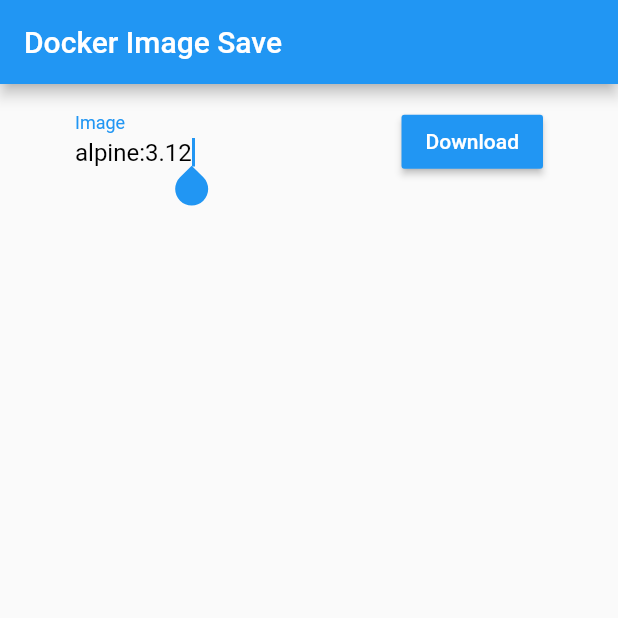
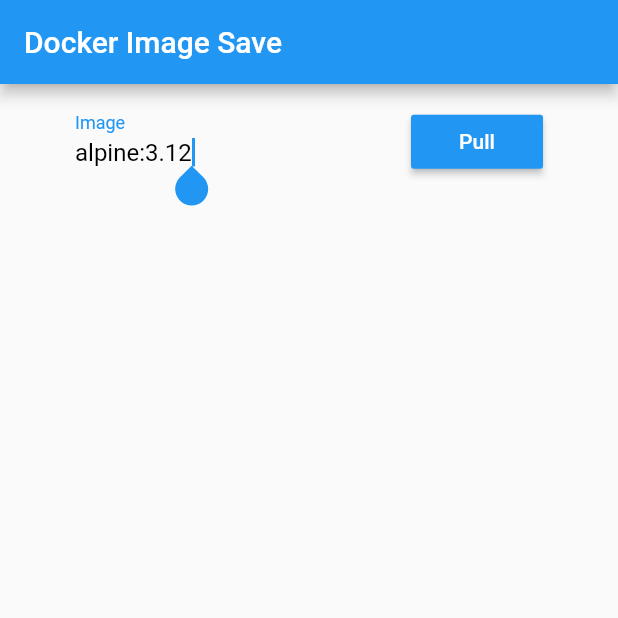
Before and after one commit to jadolg/DockerImageSaveApplication, a Flutter app: the screen it shows after launch, on a phone screen of 412 x 824 dp, the top half of it. Run offline on Flutter 3.47's test engine with Material 2 defaults, Android fonts, the phone set to English and light mode, and no system bars.

Commit message:
Change the name so it's not confusing

```diff
--- a/lib/main.dart
+++ b/lib/main.dart
@@ -119,7 +119,7 @@
                   padding: const EdgeInsets.fromLTRB(10, 10, 50, 20),
                   child: MaterialButton(
                     onPressed: _fieldsEnabled ? downloadImage : null,
-                    child: Text("Download"),
+                    child: Text("Pull"),
                     color: _fieldsEnabled ? Colors.blue : Colors.grey,
                     textColor: Colors.white,
                   ),
@@ -142,7 +142,7 @@
                         backgroundColor: Colors.grey,
                       ),
                     ),
-                    Text("Downloading"),
+                    Text("Obtaining"),
                   ],
                 )
                 : Text(""),
```
